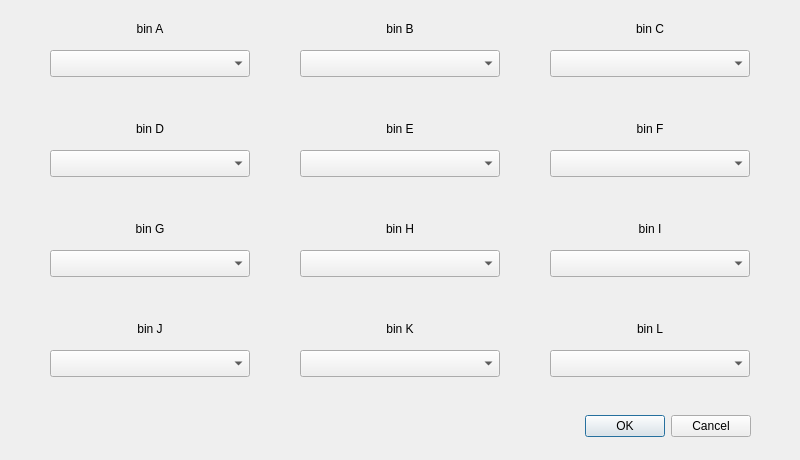
start-jsk/jsk_apc, file jsk_apc2016_common/resource/select_target.ui: the form before one commit.
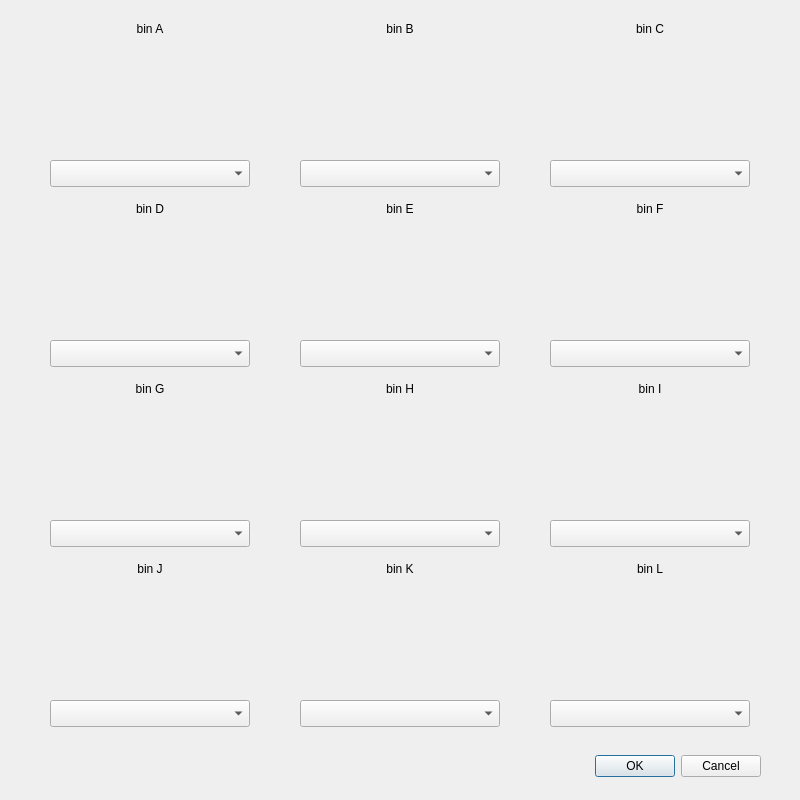
The form after the commit.

Commit message: reinforce rqt_select_target to show target image

The edit to the form file:
```diff
--- a/jsk_apc2016_common/resource/select_target.ui
+++ b/jsk_apc2016_common/resource/select_target.ui
@@ -7,7 +7,7 @@
     <x>0</x>
     <y>0</y>
     <width>800</width>
-    <height>460</height>
+    <height>800</height>
    </rect>
   </property>
   <property name="windowTitle">
@@ -16,8 +16,8 @@
   <widget class="QDialogButtonBox" name="update">
    <property name="geometry">
     <rect>
-     <x>410</x>
-     <y>410</y>
+     <x>420</x>
+     <y>750</y>
      <width>341</width>
      <height>32</height>
     </rect>
@@ -33,7 +33,7 @@
    <property name="geometry">
     <rect>
      <x>50</x>
-     <y>50</y>
+     <y>160</y>
      <width>200</width>
      <height>27</height>
     </rect>
@@ -43,7 +43,7 @@
    <property name="geometry">
     <rect>
      <x>300</x>
-     <y>50</y>
+     <y>160</y>
      <width>200</width>
      <height>27</height>
     </rect>
@@ -53,7 +53,7 @@
    <property name="geometry">
     <rect>
      <x>550</x>
-     <y>50</y>
+     <y>160</y>
      <width>200</width>
      <height>27</height>
     </rect>
@@ -63,7 +63,7 @@
    <property name="geometry">
     <rect>
      <x>300</x>
-     <y>150</y>
+     <y>340</y>
      <width>200</width>
      <height>27</height>
     </rect>
@@ -73,7 +73,7 @@
    <property name="geometry">
     <rect>
      <x>550</x>
-     <y>150</y>
+     <y>340</y>
      <width>200</width>
      <height>27</height>
     </rect>
@@ -83,7 +83,7 @@
    <property name="geometry">
     <rect>
      <x>50</x>
-     <y>150</y>
+     <y>340</y>
      <width>200</width>
      <height>27</height>
     </rect>
@@ -93,7 +93,7 @@
    <property name="geometry">
     <rect>
      <x>50</x>
-     <y>250</y>
+     <y>520</y>
      <width>200</width>
      <height>27</height>
     </rect>
@@ -103,7 +103,7 @@
    <property name="geometry">
     <rect>
      <x>550</x>
-     <y>250</y>
+     <y>520</y>
      <width>200</width>
      <height>27</height>
     </rect>
@@ -113,7 +113,7 @@
    <property name="geometry">
     <rect>
      <x>300</x>
-     <y>250</y>
+     <y>520</y>
      <width>200</width>
      <height>27</height>
     </rect>
@@ -123,7 +123,7 @@
    <property name="geometry">
     <rect>
      <x>50</x>
-     <y>350</y>
+     <y>700</y>
      <width>200</width>
      <height>27</height>
     </rect>
@@ -133,7 +133,7 @@
    <property name="geometry">
     <rect>
      <x>550</x>
-     <y>350</y>
+     <y>700</y>
      <width>200</width>
      <height>27</height>
     </rect>
@@ -143,7 +143,7 @@
    <property name="geometry">
     <rect>
      <x>300</x>
-     <y>350</y>
+     <y>700</y>
      <width>200</width>
      <height>27</height>
     </rect>
@@ -219,7 +219,7 @@
    <property name="geometry">
     <rect>
      <x>375</x>
-     <y>120</y>
+     <y>200</y>
      <width>50</width>
      <height>17</height>
     </rect>
@@ -241,7 +241,7 @@
    <property name="geometry">
     <rect>
      <x>125</x>
-     <y>120</y>
+     <y>200</y>
      <width>50</width>
      <height>17</height>
     </rect>
@@ -263,7 +263,7 @@
    <property name="geometry">
     <rect>
      <x>625</x>
-     <y>120</y>
+     <y>200</y>
      <width>50</width>
      <height>17</height>
     </rect>
@@ -285,7 +285,7 @@
    <property name="geometry">
     <rect>
      <x>125</x>
-     <y>220</y>
+     <y>380</y>
      <width>50</width>
      <height>17</height>
     </rect>
@@ -307,7 +307,7 @@
    <property name="geometry">
     <rect>
      <x>375</x>
-     <y>220</y>
+     <y>380</y>
      <width>50</width>
      <height>17</height>
     </rect>
@@ -329,7 +329,7 @@
    <property name="geometry">
     <rect>
      <x>625</x>
-     <y>220</y>
+     <y>380</y>
      <width>50</width>
      <height>17</height>
     </rect>
@@ -351,7 +351,7 @@
    <property name="geometry">
     <rect>
      <x>125</x>
-     <y>320</y>
+     <y>560</y>
      <width>50</width>
      <height>17</height>
     </rect>
@@ -373,7 +373,7 @@
    <property name="geometry">
     <rect>
      <x>375</x>
-     <y>320</y>
+     <y>560</y>
      <width>50</width>
      <height>17</height>
     </rect>
@@ -395,7 +395,7 @@
    <property name="geometry">
     <rect>
      <x>625</x>
-     <y>320</y>
+     <y>560</y>
      <width>50</width>
      <height>17</height>
     </rect>
@@ -413,6 +413,201 @@
     <set>Qt::AlignCenter</set>
    </property>
   </widget>
+  <widget class="QLabel" name="bin_A_image">
+   <property name="geometry">
+    <rect>
+     <x>100</x>
+     <y>50</y>
+     <width>100</width>
+     <height>100</height>
+    </rect>
+   </property>
+   <property name="text">
+    <string/>
+   </property>
+  </widget>
+  <widget class="QLabel" name="bin_B_image">
+   <property name="geometry">
+    <rect>
+     <x>350</x>
+     <y>50</y>
+     <width>100</width>
+     <height>100</height>
+    </rect>
+   </property>
+   <property name="text">
+    <string/>
+   </property>
+  </widget>
+  <widget class="QLabel" name="bin_C_image">
+   <property name="geometry">
+    <rect>
+     <x>600</x>
+     <y>50</y>
+     <width>100</width>
+     <height>100</height>
+    </rect>
+   </property>
+   <property name="text">
+    <string/>
+   </property>
+  </widget>
+  <widget class="QLabel" name="bin_C_image_2">
+   <property name="geometry">
+    <rect>
+     <x>600</x>
+     <y>230</y>
+     <width>100</width>
+     <height>100</height>
+    </rect>
+   </property>
+   <property name="text">
+    <string/>
+   </property>
+  </widget>
+  <widget class="QLabel" name="bin_B_image_2">
+   <property name="geometry">
+    <rect>
+     <x>350</x>
+     <y>230</y>
+     <width>100</width>
+     <height>100</height>
+    </rect>
+   </property>
+   <property name="text">
+    <string/>
+   </property>
+  </widget>
+  <widget class="QLabel" name="bin_A_image_2">
+   <property name="geometry">
+    <rect>
+     <x>100</x>
+     <y>230</y>
+     <width>100</width>
+     <height>100</height>
+    </rect>
+   </property>
+   <property name="text">
+    <string/>
+   </property>
+  </widget>
+  <widget class="QLabel" name="bin_F_image">
+   <property name="geometry">
+    <rect>
+     <x>600</x>
+     <y>230</y>
+     <width>100</width>
+     <height>100</height>
+    </rect>
+   </property>
+   <property name="text">
+    <string/>
+   </property>
+  </widget>
+  <widget class="QLabel" name="bin_D_image">
+   <property name="geometry">
+    <rect>
+     <x>100</x>
+     <y>230</y>
+     <width>100</width>
+     <height>100</height>
+    </rect>
+   </property>
+   <property name="text">
+    <string/>
+   </property>
+  </widget>
+  <widget class="QLabel" name="bin_E_image">
+   <property name="geometry">
+    <rect>
+     <x>350</x>
+     <y>230</y>
+     <width>100</width>
+     <height>100</height>
+    </rect>
+   </property>
+   <property name="text">
+    <string/>
+   </property>
+  </widget>
+  <widget class="QLabel" name="bin_H_image">
+   <property name="geometry">
+    <rect>
+     <x>350</x>
+     <y>410</y>
+     <width>100</width>
+     <height>100</height>
+    </rect>
+   </property>
+   <property name="text">
+    <string/>
+   </property>
+  </widget>
+  <widget class="QLabel" name="bin_G_image">
+   <property name="geometry">
+    <rect>
+     <x>100</x>
+     <y>410</y>
+     <width>100</width>
+     <height>100</height>
+    </rect>
+   </property>
+   <property name="text">
+    <string/>
+   </property>
+  </widget>
+  <widget class="QLabel" name="bin_I_image">
+   <property name="geometry">
+    <rect>
+     <x>600</x>
+     <y>410</y>
+     <width>100</width>
+     <height>100</height>
+    </rect>
+   </property>
+   <property name="text">
+    <string/>
+   </property>
+  </widget>
+  <widget class="QLabel" name="bin_J_image">
+   <property name="geometry">
+    <rect>
+     <x>100</x>
+     <y>590</y>
+     <width>100</width>
+     <height>100</height>
+    </rect>
+   </property>
+   <property name="text">
+    <string/>
+   </property>
+  </widget>
+  <widget class="QLabel" name="bin_L_image">
+   <property name="geometry">
+    <rect>
+     <x>600</x>
+     <y>590</y>
+     <width>100</width>
+     <height>100</height>
+    </rect>
+   </property>
+   <property name="text">
+    <string/>
+   </property>
+  </widget>
+  <widget class="QLabel" name="bin_K_image">
+   <property name="geometry">
+    <rect>
+     <x>350</x>
+     <y>590</y>
+     <width>100</width>
+     <height>100</height>
+    </rect>
+   </property>
+   <property name="text">
+    <string/>
+   </property>
+  </widget>
  </widget>
  <resources/>
  <connections>
```
The commit also changes 1 other file.
